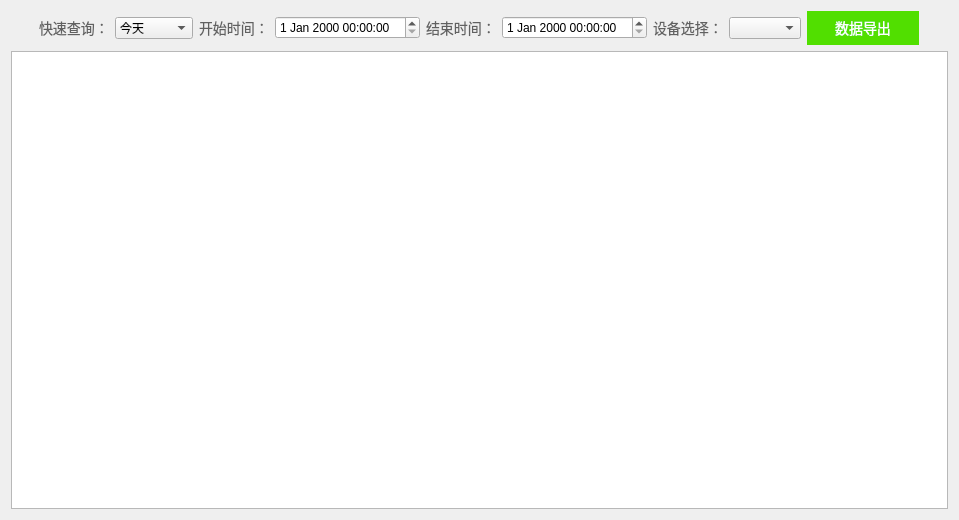
Old version of the form DeviceLog/WarningLogs/warninglogs.ui in the repository Hccccc1/MOH_viewer.
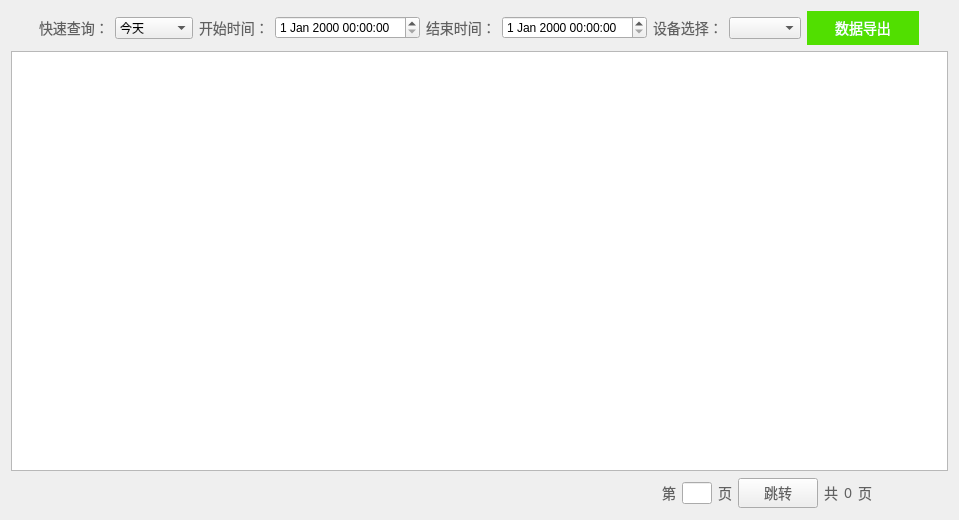
New version of the form. Icons and pictures are not drawn.

```diff
--- a/DeviceLog/WarningLogs/warninglogs.ui
+++ b/DeviceLog/WarningLogs/warninglogs.ui
@@ -174,6 +174,187 @@
    <item row="1" column="0">
     <widget class="QTableView" name="tableView"/>
    </item>
+   <item row="2" column="0">
+    <layout class="QHBoxLayout" name="horizontalLayout">
+     <item>
+      <spacer name="horizontalSpacer_3">
+       <property name="orientation">
+        <enum>Qt::Horizontal</enum>
+       </property>
+       <property name="sizeHint" stdset="0">
+        <size>
+         <width>40</width>
+         <height>20</height>
+        </size>
+       </property>
+      </spacer>
+     </item>
+     <item>
+      <widget class="QPushButton" name="move_to_first">
+       <property name="styleSheet">
+        <string notr="true">QPushButton {border:0px;width:32px;height:32px;image: url(:/double_arrow_left.png);}</string>
+       </property>
+       <property name="text">
+        <string/>
+       </property>
+      </widget>
+     </item>
+     <item>
+      <widget class="QPushButton" name="last_page">
+       <property name="styleSheet">
+        <string notr="true">QPushButton {border:0px;width:32px;height:32px;image: url(:/arrow_left.png);}</string>
+       </property>
+       <property name="text">
+        <string/>
+       </property>
+      </widget>
+     </item>
+     <item>
+      <widget class="QLabel" name="label">
+       <property name="maximumSize">
+        <size>
+         <width>30</width>
+         <height>16777215</height>
+        </size>
+       </property>
+       <property name="styleSheet">
+        <string notr="true">QLabel {
+font-size:14px;
+font-family:PingFang SC;
+font-weight:300;
+line-height:44px;
+color:rgba(97,97,97,1);
+}</string>
+       </property>
+       <property name="text">
+        <string>第</string>
+       </property>
+      </widget>
+     </item>
+     <item>
+      <widget class="QLineEdit" name="jump_to_page">
+       <property name="minimumSize">
+        <size>
+         <width>0</width>
+         <height>0</height>
+        </size>
+       </property>
+       <property name="maximumSize">
+        <size>
+         <width>30</width>
+         <height>16777215</height>
+        </size>
+       </property>
+      </widget>
+     </item>
+     <item>
+      <widget class="QLabel" name="label_2">
+       <property name="maximumSize">
+        <size>
+         <width>30</width>
+         <height>16777215</height>
+        </size>
+       </property>
+       <property name="styleSheet">
+        <string notr="true">QLabel {
+font-size:14px;
+font-family:PingFang SC;
+font-weight:300;
+line-height:44px;
+color:rgba(97,97,97,1);
+}</string>
+       </property>
+       <property name="text">
+        <string>页</string>
+       </property>
+      </widget>
+     </item>
+     <item>
+      <widget class="QPushButton" name="jump_to_page_btn">
+       <property name="styleSheet">
+        <string notr="true">QPushButton {
+font-size:14px;
+font-family:PingFang SC;
+font-weight:300;
+line-height:44px;
+color:rgba(97,97,97,1);
+}</string>
+       </property>
+       <property name="text">
+        <string>跳转</string>
+       </property>
+      </widget>
+     </item>
+     <item>
+      <widget class="QLabel" name="label_7">
+       <property name="styleSheet">
+        <string notr="true">QLabel {
+font-size:14px;
+font-family:PingFang SC;
+font-weight:300;
+line-height:44px;
+color:rgba(97,97,97,1);
+}</string>
+       </property>
+       <property name="text">
+        <string>共</string>
+       </property>
+      </widget>
+     </item>
+     <item>
+      <widget class="QLabel" name="total_num_pages">
+       <property name="styleSheet">
+        <string notr="true">QLabel {
+font-size:14px;
+font-family:PingFang SC;
+font-weight:300;
+line-height:44px;
+color:rgba(97,97,97,1);
+}</string>
+       </property>
+       <property name="text">
+        <string>0</string>
+       </property>
+      </widget>
+     </item>
+     <item>
+      <widget class="QLabel" name="label_8">
+       <property name="styleSheet">
+        <string notr="true">QLabel {
+font-size:14px;
+font-family:PingFang SC;
+font-weight:300;
+line-height:44px;
+color:rgba(97,97,97,1);
+}</string>
+       </property>
+       <property name="text">
+        <string>页</string>
+       </property>
+      </widget>
+     </item>
+     <item>
+      <widget class="QPushButton" name="next_page">
+       <property name="styleSheet">
+        <string notr="true">QPushButton {border:0px;width:32px;height:32px;image: url(:/arrow_right.png);}</string>
+       </property>
+       <property name="text">
+        <string/>
+       </property>
+      </widget>
+     </item>
+     <item>
+      <widget class="QPushButton" name="move_to_last">
+       <property name="styleSheet">
+        <string notr="true">QPushButton {border:0px;width:32px;height:32px;image: url(:/double_arrow_right.png);}</string>
+       </property>
+       <property name="text">
+        <string/>
+       </property>
+      </widget>
+     </item>
+    </layout>
+   </item>
   </layout>
  </widget>
  <resources/>
```
